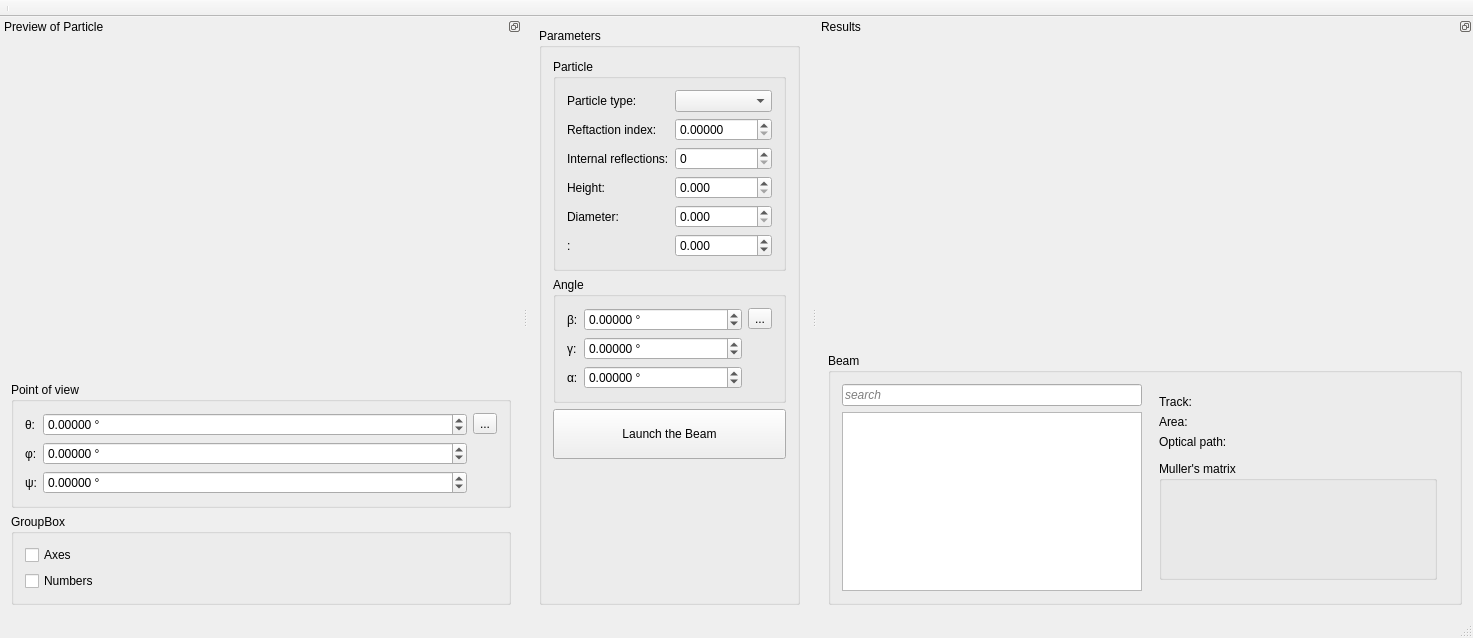
This is src/ui/MainWindow.ui in Heart-Under-Blade/BS_visual as Qt 5 draws it before an edit. The edited form follows.
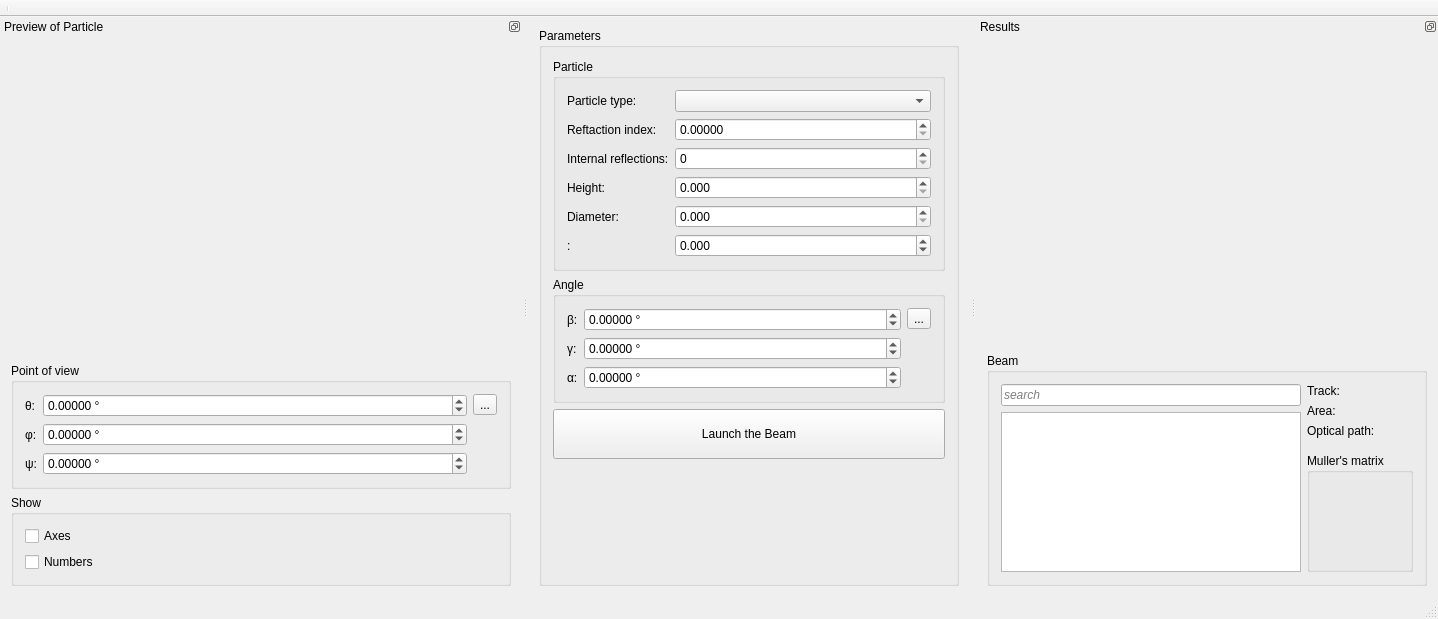
This is the edited form. Icons and pictures are not drawn.

Commit message: [-] display total number of beams in tree [-] number of beam in tree in hex format; [-] color picker (of particle); [-] expand/collapse button on beam-tree

Diff of the .ui file:
```diff
--- a/src/ui/MainWindow.ui
+++ b/src/ui/MainWindow.ui
@@ -7,7 +7,7 @@
     <x>0</x>
     <y>0</y>
     <width>1438</width>
-    <height>637</height>
+    <height>619</height>
    </rect>
   </property>
   <property name="windowTitle">
@@ -346,7 +346,7 @@
      <item row="2" column="0">
       <widget class="QGroupBox" name="groupBox_4">
        <property name="title">
-        <string>GroupBox</string>
+        <string>Show</string>
        </property>
        <layout class="QVBoxLayout" name="verticalLayout_2">
         <item alignment="Qt::AlignTop">
@@ -505,7 +505,7 @@
      <item row="0" column="0">
       <widget class="QWidget" name="widget_chart" native="true">
        <property name="sizePolicy">
-        <sizepolicy hsizetype="MinimumExpanding" vsizetype="MinimumExpanding">
+        <sizepolicy hsizetype="Expanding" vsizetype="MinimumExpanding">
          <horstretch>0</horstretch>
          <verstretch>0</verstretch>
         </sizepolicy>
@@ -520,20 +520,17 @@
      </item>
      <item row="1" column="0">
       <widget class="QGroupBox" name="groupBox_beam">
+       <property name="sizePolicy">
+        <sizepolicy hsizetype="Expanding" vsizetype="Preferred">
+         <horstretch>0</horstretch>
+         <verstretch>0</verstretch>
+        </sizepolicy>
+       </property>
        <property name="title">
         <string>Beam</string>
        </property>
        <layout class="QGridLayout" name="gridLayout">
         <item row="0" column="1">
-         <widget class="QWidget" name="widget" native="true">
-          <property name="minimumSize">
-           <size>
-            <width>300</width>
-            <height>0</height>
-           </size>
-          </property>
-          <layout class="QGridLayout" name="gridLayout_6">
-           <item row="0" column="0">
             <layout class="QFormLayout" name="formLayout_4">
              <item row="0" column="0">
               <widget class="QLabel" name="label_6">
@@ -583,6 +580,19 @@
                </property>
               </widget>
              </item>
+          <item row="3" column="0" colspan="2">
+           <spacer name="verticalSpacer">
+            <property name="orientation">
+             <enum>Qt::Vertical</enum>
+            </property>
+            <property name="sizeHint" stdset="0">
+             <size>
+              <width>20</width>
+              <height>40</height>
+             </size>
+            </property>
+           </spacer>
+          </item>
              <item row="4" column="0" colspan="2">
               <widget class="QGroupBox" name="groupBox_5">
                <property name="title">
@@ -704,23 +714,7 @@
                </layout>
               </widget>
              </item>
-             <item row="3" column="0" colspan="2">
-              <spacer name="verticalSpacer">
-               <property name="orientation">
-                <enum>Qt::Vertical</enum>
-               </property>
-               <property name="sizeHint" stdset="0">
-                <size>
-                 <width>20</width>
-                 <height>40</height>
-                </size>
-               </property>
-              </spacer>
-             </item>
-            </layout>
-           </item>
-          </layout>
-         </widget>
+         </layout>
         </item>
         <item row="0" column="0">
          <layout class="QVBoxLayout" name="verticalLayout">
```
Lines whose indentation alone changed are shown as unchanged. The commit also changes 2 other files.
